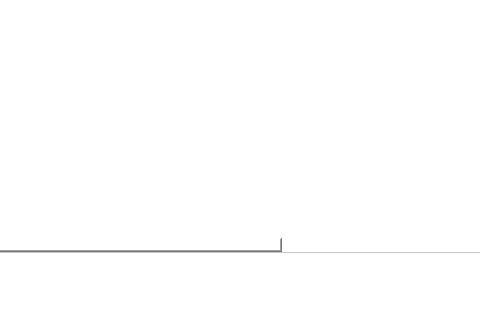
rafailvv/innoprog-administration, file Designs/Purchases.ui: the form before one commit; both pictures show x 316 to 796 and y 254 to 574 of the 909 by 574 pixel window.
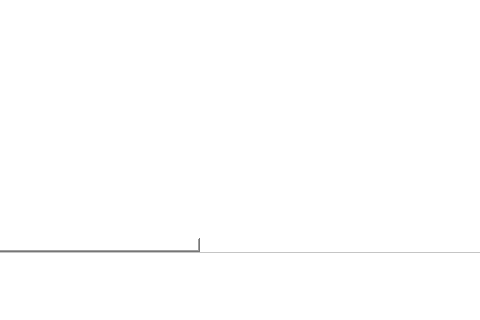
The form after the commit. Icons and pictures are not drawn.

Commit message: Fix: Update real clients show

The edit to the form file:
```diff
--- a/Designs/Purchases.ui
+++ b/Designs/Purchases.ui
@@ -126,6 +126,11 @@
           <string>last visit</string>
          </property>
         </column>
+        <column>
+         <property name="text">
+          <string>extra hours</string>
+         </property>
+        </column>
        </widget>
       </item>
       <item>
```
The commit also changes 2 other files.
